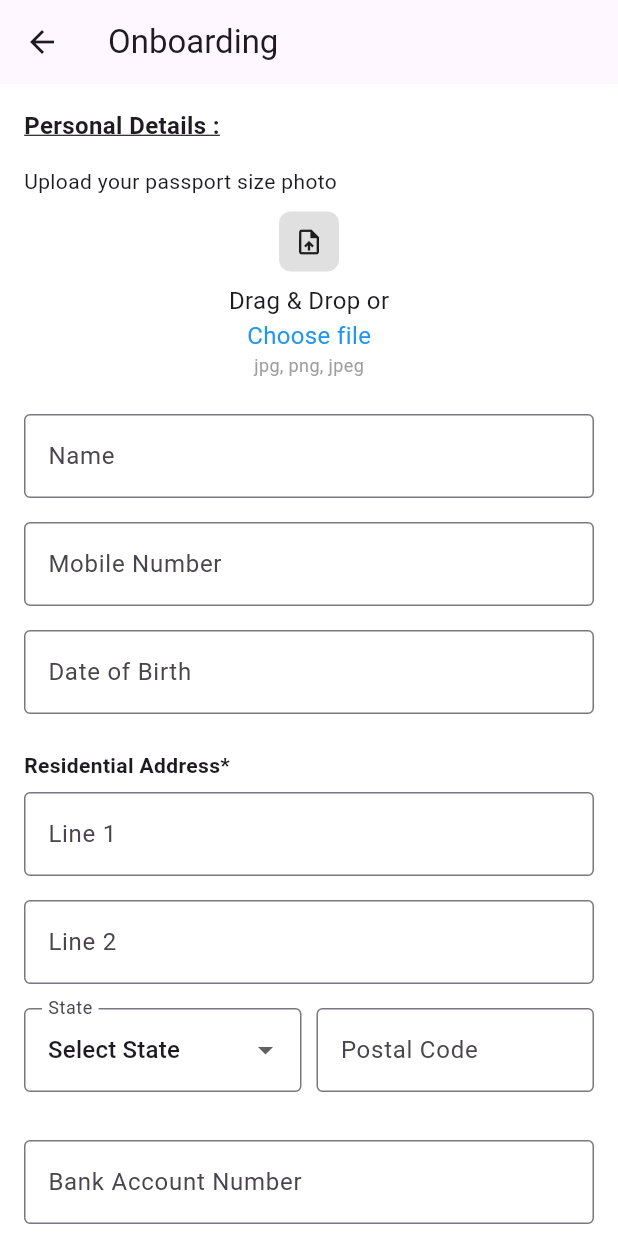
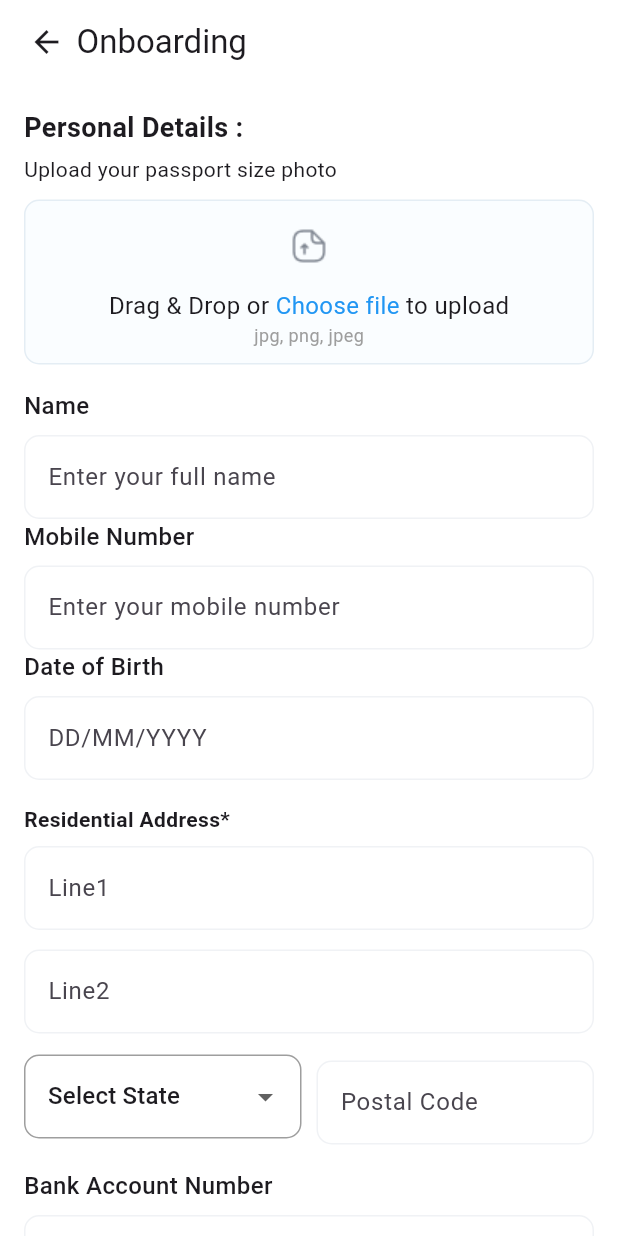
Before and after one commit to NaincyKumari62/Driver_App, a Flutter app: the OtpVerification screen opened directly, after a tap on the "arrow back" icon, on a phone screen of 412 x 824 dp. Run offline on Flutter 3.47's test engine with Material 3 defaults, Android fonts, the phone set to English and light mode, and no system bars; our stand-ins replace image_picker, pin_code_fields.

Commit message:
Updated onboarding forms and widgets

```diff
--- a/lib/main.dart
+++ b/lib/main.dart
@@ -1,4 +1,6 @@
 import 'package:driver_app/screens/login_screen.dart';
+import 'package:driver_app/screens/onboarding2.dart';
+import 'package:driver_app/screens/onborading_screen.dart';
 import 'package:driver_app/screens/otp_verification.dart';
 import 'package:driver_app/screens/splash_screen.dart';
 import 'package:flutter/material.dart';
@@ -14,12 +16,14 @@ class MyApp extends StatelessWidget {
   @override
   Widget build(BuildContext context) {
     return MaterialApp(
+      debugShowCheckedModeBanner: false,
       title: 'Flutter Demo',
       theme: ThemeData(
         scaffoldBackgroundColor: Colors.white,
         colorScheme: ColorScheme.fromSeed(seedColor: Colors.deepPurple),
       ),
       home:
+     // OnboardingScreen2()
       SplashScreen(),
     //  LoginScreen()
     // OtpVerification()
--- a/lib/screens/onborading_screen.dart
+++ b/lib/screens/onborading_screen.dart
@@ -1,9 +1,12 @@
+import 'package:driver_app/widgets/button/rounded_button.dart';
 import 'package:driver_app/widgets/text/medium_text.dart';
 import 'package:flutter/material.dart';
 import 'package:image_picker/image_picker.dart';
 import 'dart:io';
 
-
+import '../widgets/input_field/input_text_field.dart';
+import '../widgets/text/big_text.dart';
+import 'onboarding2.dart';
 
 class OnboardingScreen extends StatefulWidget {
   const OnboardingScreen({super.key});
@@ -41,27 +44,18 @@ class _OnboardingScreenState extends State<OnboardingScreen> {
     }
   }
 
-  Widget _buildTextField(String label, TextEditingController controller,
-      {TextInputType keyboardType = TextInputType.text}) {
-    return Padding(
-      padding: const EdgeInsets.symmetric(vertical: 8),
-      child: TextFormField(
-        controller: controller,
-        keyboardType: keyboardType,
-        decoration: InputDecoration(
-          labelText: label,
-          border: OutlineInputBorder(),
-        ),
-      ),
-    );
-  }
 
   @override
   Widget build(BuildContext context) {
     return Scaffold(
       appBar: AppBar(
+        backgroundColor: Colors.white,
         title: Text("Onboarding"),
-        leading: Icon(Icons.arrow_back),
+        leadingWidth: 35,
+        leading: Padding(
+          padding: const EdgeInsets.only(left: 19),
+          child: Icon(Icons.arrow_back),
+        ),
       ),
       body: SingleChildScrollView(
         padding: EdgeInsets.all(16),
@@ -70,17 +64,21 @@ class _OnboardingScreenState extends State<OnboardingScreen> {
           child: Column(
             crossAxisAlignment: CrossAxisAlignment.start,
             children: [
-              Text(
-                "Personal Details :",
-                style: TextStyle(
-                    fontSize: 16, fontWeight: FontWeight.bold, decoration: TextDecoration.underline),
-              ),
-              SizedBox(height: 16),
+              BigText(text: 'Personal Details :'),
+              SizedBox(height: 5),
 
               // Upload Photo
-              Text("Upload your passport size photo"),
+              MediumText(text: "Upload your passport size photo"),
               SizedBox(height: 10),
               Center(
+                child: Container(
+                  width: double.infinity,
+                  padding: EdgeInsets.symmetric(vertical: 10, horizontal: 10),
+                  decoration: BoxDecoration(
+                    color: Color(0xffFAFDFF),
+                    borderRadius: BorderRadius.circular(10),
+                    border: Border.all(color: Color(0xffE4EDF4)),
+                  ),
                   child: GestureDetector(
                     onTap: getImage,
                     child: Column(
@@ -90,48 +88,117 @@ class _OnboardingScreenState extends State<OnboardingScreen> {
                                 height: 40,
                                 width: 40,
                                 decoration: BoxDecoration(
-                          color: Colors.grey[300],
                                   borderRadius: BorderRadius.circular(8),
                                 ),
-                        child: Icon(Icons.upload_file, size: 20),
+                                child: Image.asset(
+                                  'assets/images/upload_file.png',
+                                ),
                               )
                             : Image.file(_image!, height: 30, width: 20),
                         SizedBox(height: 8),
-                      Text("Drag & Drop or",style: TextStyle(fontSize:16 ),),
+                        Row(
+                          mainAxisAlignment: MainAxisAlignment.center,
+                          children: [
+                            Text(
+                              "Drag & Drop or ",
+                              style: TextStyle(fontSize: 16),
+                            ),
                             GestureDetector(
-                        onTap: (){
-
-                          },
-                        child: Text("Choose file",style: TextStyle(fontSize: 16,color: Colors.blue),),
+                              onTap: () {},
+                              child: Text(
+                                "Choose file",
+                                style: TextStyle(
+                                  fontSize: 16,
+                                  color: Colors.blue,
                                 ),
-                      Text("jpg, png, jpeg", style: TextStyle(fontSize: 12, color: Colors.grey)),
+                              ),
+                            ),
+                            Text(" to upload", style: TextStyle(fontSize: 16)),
                           ],
+                        ),
+                        Text(
+                          "jpg, png, jpeg",
+                          style: TextStyle(fontSize: 12, color: Colors.grey),
+                        ),
+                      ],
+                    ),
                   ),
                 ),
               ),
               SizedBox(height: 16),
 
-              _buildTextField("Name", nameController),
-              _buildTextField("Mobile Number", mobileController,
-                  keyboardType: TextInputType.phone),
-              _buildTextField("Date of Birth", dobController,
-                  keyboardType: TextInputType.datetime),
+              BigText(text:'Name',fontSize: 16,fontWeight: FontWeight.w500,),
+              InputTextField(
+                isHintText: true,
+                controller: nameController,
+                hintText: 'Enter your full name',
+                validator: (value) {
+                  if (value == null || value.isEmpty) {
+                    return "Please Enter Name";
+                  }
+                  return null;
+                },
+              ),
+              BigText(text:'Mobile Number',fontSize: 16,fontWeight: FontWeight.w500,),
+              InputTextField(
+                controller: nameController,
+                isHintText: true,
+                textInputType: TextInputType.number,
+                hintText: 'Enter your mobile number',
+                validator: (value) {
+                  if (value == null || value.isEmpty) {
+                    return "Please Enter Mobile Number";
+                  }
+                  return null;
+                },
+              ),
+
+              BigText(text:'Date of Birth',fontSize: 16,fontWeight: FontWeight.w500,),
+              InputTextField(
+                controller: nameController,
+                isHintText: true,
+                textInputType: TextInputType.number,
+                hintText: 'DD/MM/YYYY',
+                validator: (value) {
+                  if (value == null || value.isEmpty) {
+                    return "Please Enter Date of Birth";
+                  }
+                  return null;
+                },
+              ),
 
               SizedBox(height: 16),
-              Text("Residential Address*", style: TextStyle(fontWeight: FontWeight.bold)),
-              _buildTextField("Line 1", address1Controller),
-              _buildTextField("Line 2", address2Controller),
-
+              Text(
+                "Residential Address*",
+                style: TextStyle(fontWeight: FontWeight.bold),
+              ),
+             InputTextField(controller: address1Controller, hintText: 'Line1',   isHintText: true,),
+              SizedBox(height: 5,),
+              InputTextField(controller: address2Controller, hintText: 'Line2',   isHintText: true,),
+              SizedBox(height: 10),
               Row(
                 children: [
                   Expanded(
                     child: DropdownButtonFormField<String>(
                       value: selectedState,
                       decoration: InputDecoration(
-                        labelText: "State",
-                        border: OutlineInputBorder(),
+                        focusedBorder: OutlineInputBorder(
+                          borderRadius: BorderRadius.circular(10),
+                          borderSide: BorderSide(color: Color(0xffF0F2F5), width: 2), // 👈 focused border color
                         ),
-                      items: [
+                        disabledBorder: OutlineInputBorder(
+                          borderRadius: BorderRadius.circular(10),
+                          borderSide: BorderSide(color: Color(0xffF0F2F5), width: 2), // 👈 focused border color
+                        ),
+                        enabledBorder: OutlineInputBorder(
+                          borderRadius: BorderRadius.circular(10),
+                          borderSide: BorderSide(color: Colors.grey), // 👈 enabled border color
+                        ),
+                        border: OutlineInputBorder(
+                        ),
+                      ),
+                      items:
+                          [
                             'Select State',
                             'Delhi',
                             'Maharashtra',
@@ -152,39 +219,28 @@ class _OnboardingScreenState extends State<OnboardingScreen> {
                   ),
                   SizedBox(width: 10),
                   Expanded(
-                    child: _buildTextField("Postal Code", postalController),
+                    child: InputTextField(hintText: "Postal Code",controller:  postalController, isHintText: true,),
                   ),
                 ],
               ),
 
               SizedBox(height: 16),
-              _buildTextField("Bank Account Number", bankAccountController),
-              _buildTextField("Bank Account Holder Name", holderNameController),
-              _buildTextField("Bank Name", bankNameController),
-              _buildTextField("Branch Name", branchNameController),
-              _buildTextField("IFSC Code", ifscController),
+              BigText(text:"Bank Account Number",fontSize: 16,fontWeight: FontWeight.w500,),
+              InputTextField(hintText: "Bank Account Number",controller:  bankAccountController),
+              BigText(text:"Bank Account Holder Name",fontSize: 16,fontWeight: FontWeight.w500,),
+              InputTextField(hintText: "Bank Account Holder Name",controller:  holderNameController),
+              BigText(text:"Bank Name",fontSize: 16,fontWeight: FontWeight.w500,),
+              InputTextField(hintText: "Bank Name", controller: bankNameController),
+              BigText(text:"Branch Name",fontSize: 16,fontWeight: FontWeight.w500,),
+              InputTextField(hintText: "Branch Name",controller:  branchNameController),
+              BigText(text:"IFSC Code",fontSize: 16,fontWeight: FontWeight.w500,),
+              InputTextField(hintText: "IFSC Code",controller:  ifscController),
 
               SizedBox(height: 24),
-              Center(
-                child: ElevatedButton(
-                  onPressed: () {
-                    if (_formKey.currentState!.validate()) {
-                      // TODO: Submit data or go to next screen
-                      ScaffoldMessenger.of(context).showSnackBar(
-                        SnackBar(content: Text("Form Submitted")),
-                      );
-                    }
-                  },
-                  style: ElevatedButton.styleFrom(
-                    padding: EdgeInsets.symmetric(horizontal: 40, vertical: 16),
-                    shape: RoundedRectangleBorder(
-                      borderRadius: BorderRadius.circular(8),
-                    ),
-                    backgroundColor: Colors.black,
-                  ),
-                  child: Text("Save & Next", style: TextStyle(color: Colors.white)),
-                ),
-              )
+               CustomButton(text: 'Save & Next', onPressed: (){
+                 Navigator.push(context, MaterialPageRoute(builder: (_)=>OnboardingScreen2()));
+               }, bgColor: Colors.black),
+              SizedBox(height: 24),
             ],
           ),
         ),
--- a/lib/screens/otp_verification.dart
+++ b/lib/screens/otp_verification.dart
@@ -1,6 +1,9 @@
 import 'package:driver_app/screens/onborading_screen.dart';
 import 'package:driver_app/widgets/text/small_text.dart';
 import 'package:flutter/material.dart';
+import 'package:pin_code_fields/pin_code_fields.dart';
+
+import '../widgets/button/rounded_button.dart';
 
 class OtpVerification extends StatefulWidget {
   const OtpVerification({super.key});
@@ -10,6 +13,23 @@ class OtpVerification extends StatefulWidget {
 }
 
 class _OtpVerificationState extends State<OtpVerification> {
+
+  final GlobalKey<FormState> _formKey = GlobalKey<FormState>();
+  final TextEditingController _otpController = TextEditingController();
+  late String otp;
+
+
+  @override
+  void initState() {
+    super.initState();
+
+    _otpController.addListener((){
+      setState(() {
+
+      });
+    });
+  }
+
   @override
   Widget build(BuildContext context) {
     return Scaffold(
@@ -24,10 +44,52 @@ class _OtpVerificationState extends State<OtpVerification> {
           fontWeight: FontWeight.w500
         ),),
       ),
-      body: Column(
-        children: [
+      body: Padding(
+        padding: const EdgeInsets.symmetric(horizontal: 25),
+        child: Column(
+          crossAxisAlignment: CrossAxisAlignment.start,
+          children: [
+            SizedBox(height: 25),
+            SmallText(text: 'Enter the OTP Sent to your mobile number'),
+            SizedBox(height: 10),
+            Form(
+              key: _formKey,
+              child: PinCodeTextField(
+                controller: _otpController,
+                appContext: context,
+                length: 6,
+                onChanged: (value) {
+                  otp =value;
+                },
+                validator: (value){
+                  if(value == null || value.isEmpty || value.length < 6){
+                    return "Please enter a valid 6-digit OTP";
+                  }
+                },
+                pinTheme: PinTheme(
+                  shape: PinCodeFieldShape.box,
+                  borderRadius: BorderRadius.circular(10),
+                  fieldHeight: 50,
+                  fieldWidth: 53,
+                  inactiveFillColor: Colors.white,
+                  selectedFillColor: Colors.white,
+                  activeFillColor: Colors.white,
+                  inactiveColor: Colors.grey,
+                  selectedColor:Colors.grey,
+                  activeColor:Colors.grey,
+                ),
+                backgroundColor: Colors.transparent,
+                enableActiveFill: true,
+              ),
+            ),
 
-        ],
+            SizedBox(height: 225),
+
+            CustomButton(text: 'Verify', onPressed: () {
+              Navigator.push(context, MaterialPageRoute(builder: (_)=>OnboardingScreen()));
+            }, bgColor: _otpController.text.length == 6? Colors.black:Colors.grey,)
+          ],
+        ),
       ),
     );
   }
--- a/lib/widgets/button/rounded_button.dart
+++ b/lib/widgets/button/rounded_button.dart
@@ -22,7 +22,9 @@ class CustomButton extends StatelessWidget {
 
   @override
   Widget build(BuildContext context) {
-    return Material(
+    return InkWell(
+      onTap: onPressed,
+      child: Material(
         elevation: elevation,
         borderRadius: BorderRadius.circular(borderRadius),
         child: Container(
@@ -37,6 +39,7 @@ class CustomButton extends StatelessWidget {
           ),
 
         ),
+      ),
     );
   }
 }
--- /dev/null
+++ b/lib/widgets/input_field/input_text_field.dart
@@ -0,0 +1,62 @@
+import 'package:driver_app/widgets/text/big_text.dart';
+import 'package:flutter/material.dart';
+
+class InputTextField extends StatefulWidget {
+  final String hintText;
+  final bool? isHintText; // if true => show hintText
+  final TextInputType? textInputType;
+  final TextEditingController controller;
+  final String? Function(String?)? validator;
+
+  const InputTextField({
+    super.key,
+    required this.controller,
+    required this.hintText,
+    this.isHintText = false,
+    this.textInputType = TextInputType.text,
+    this.validator,
+  });
+
+  @override
+  State<InputTextField> createState() => _InputTextFieldState();
+}
+
+class _InputTextFieldState extends State<InputTextField> {
+  @override
+  Widget build(BuildContext context) {
+    return Column(
+      crossAxisAlignment: CrossAxisAlignment.start,
+      children: [
+        SizedBox(height: 8),
+        TextFormField(
+          controller: widget.controller,
+          validator: widget.validator,
+          keyboardType: widget.textInputType,
+          decoration: InputDecoration(
+            hintText: widget.isHintText == true ? widget.hintText : null,
+            enabledBorder: OutlineInputBorder(
+              borderRadius: BorderRadius.circular(10),
+              borderSide: BorderSide(color: Color(0xffF0F2F5)),
+            ),
+            focusedBorder: OutlineInputBorder(
+              borderRadius: BorderRadius.circular(10),
+              borderSide: BorderSide(color: Colors.grey),
+            ),
+            disabledBorder: OutlineInputBorder(
+              borderRadius: BorderRadius.circular(10),
+              borderSide: BorderSide(color: Colors.grey),
+            ),
+            focusedErrorBorder: OutlineInputBorder(
+              borderRadius: BorderRadius.circular(10),
+              borderSide: BorderSide(color: Colors.red),
+            ),
+            errorBorder: OutlineInputBorder(
+              borderRadius: BorderRadius.circular(10),
+              borderSide: BorderSide(color: Colors.red),
+            ),
+          ),
+        ),
+      ],
+    );
+  }
+}
--- /dev/null
+++ b/lib/widgets/text/big_text.dart
@@ -0,0 +1,20 @@
+import 'package:flutter/material.dart';
+
+class BigText extends StatelessWidget {
+  final String text;
+  final double? fontSize;
+  final FontWeight? fontWeight;
+  const BigText({
+    super.key,
+    required this.text,
+    this.fontSize = 18,
+    this.fontWeight = FontWeight.bold
+  });
+
+  @override
+  Widget build(BuildContext context) {
+    return Text(text,style: TextStyle(
+        fontWeight: fontWeight,
+        fontSize: fontSize ),);
+  }
+}
--- a/pubspec.yaml
+++ b/pubspec.yaml
@@ -36,6 +36,7 @@ dependencies:
   cupertino_icons: ^1.0.8
   intl_phone_field: ^3.2.0
   image_picker: ^1.2.0
+  pin_code_fields: ^8.0.1
 
 dev_dependencies:
   flutter_test:
```
Also changed, not shown: lib/screens/onboarding2.dart (added, +118 -0 lines), lib/widgets/file_box/upload_file_box.dart (added, +72 -0 lines), assets/images/upload_file.png (added), pubspec.lock. Lines whose indentation alone changed are shown as unchanged.
